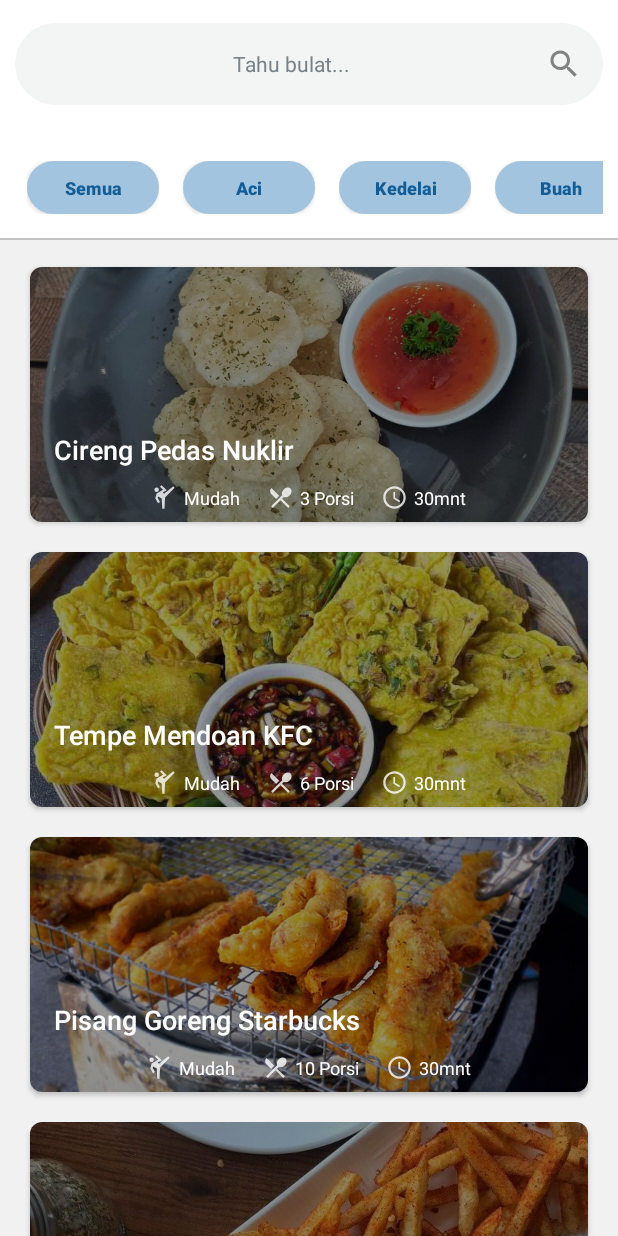
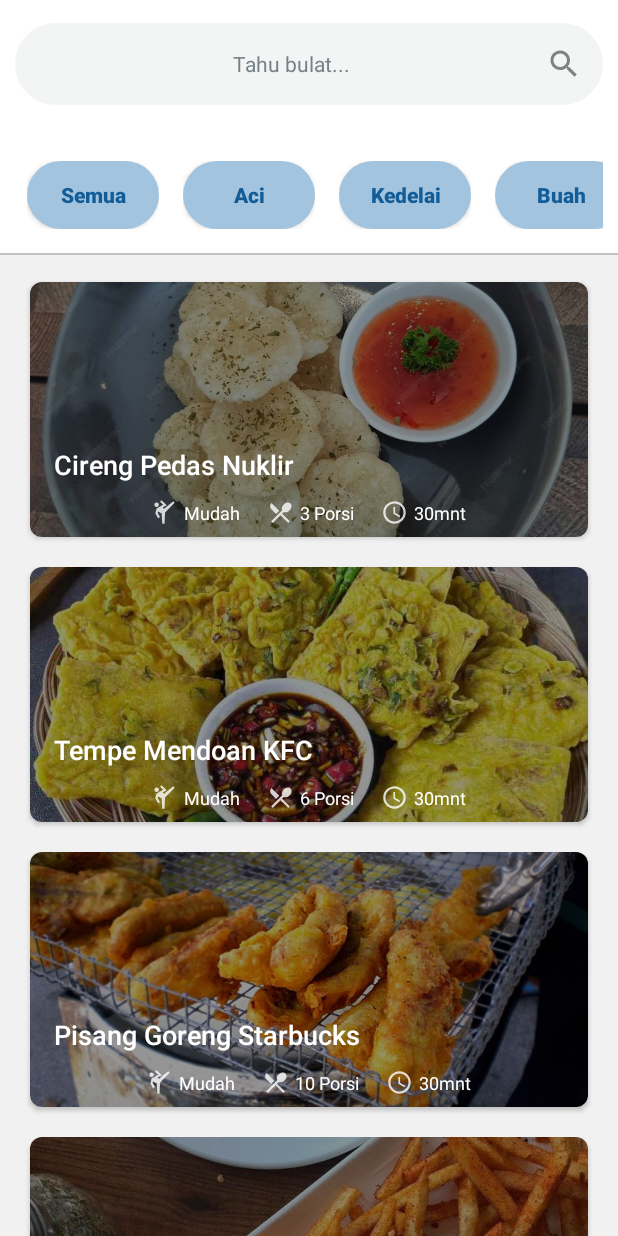
Before and after one commit to asrofilfachrulr/gorengan-indonesia, an Android app: the screen it shows after launch (MainActivity), on a phone screen of 412 x 824 dp. Run offline under Robolectric (Android 15) with nearby library versions, the phone set to English and light mode, and no system bars.

Commit message:
enlarge category buttons

```diff
--- a/app/src/main/res/layout/category_item.xml
+++ b/app/src/main/res/layout/category_item.xml
@@ -8,10 +8,10 @@
         android:id="@+id/btn_category"
         style="@style/RoundedAccentBtn"
         android:layout_width="wrap_content"
-        android:layout_height="35dp"
+        android:layout_height="45dp"
         android:fontFamily="sans-serif-black"
         android:text="Test"
         android:textFontWeight="800"
-        android:textSize="12sp"
+        android:textSize="14sp"
         android:textAllCaps="false" />
 </LinearLayout>
```
